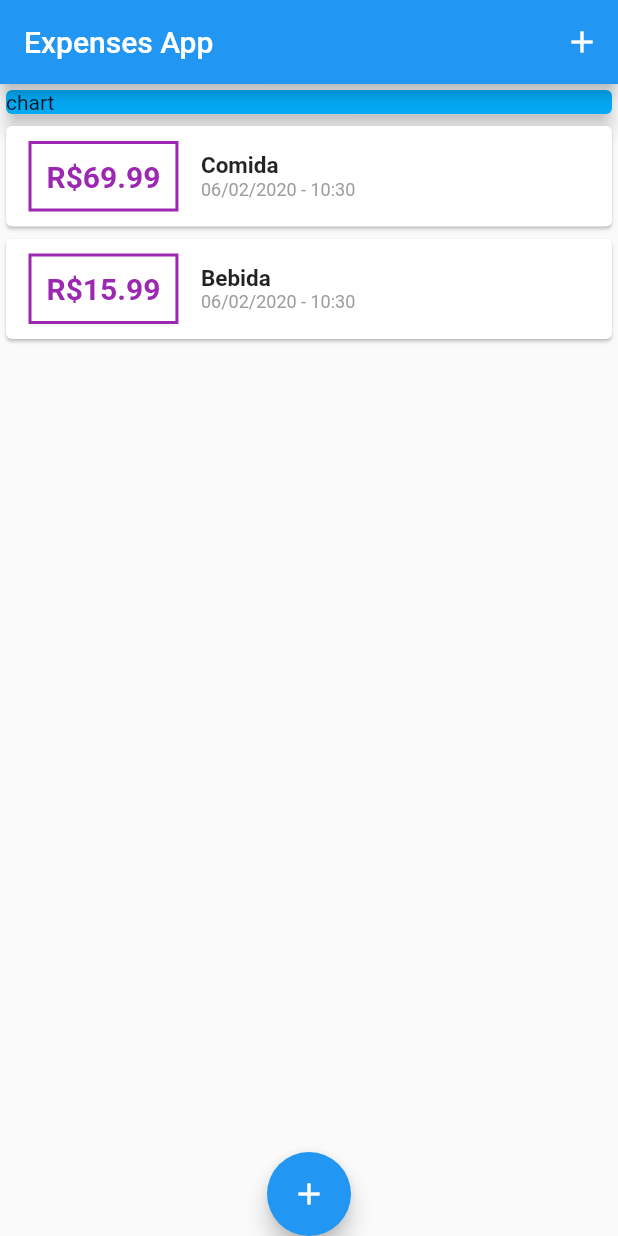
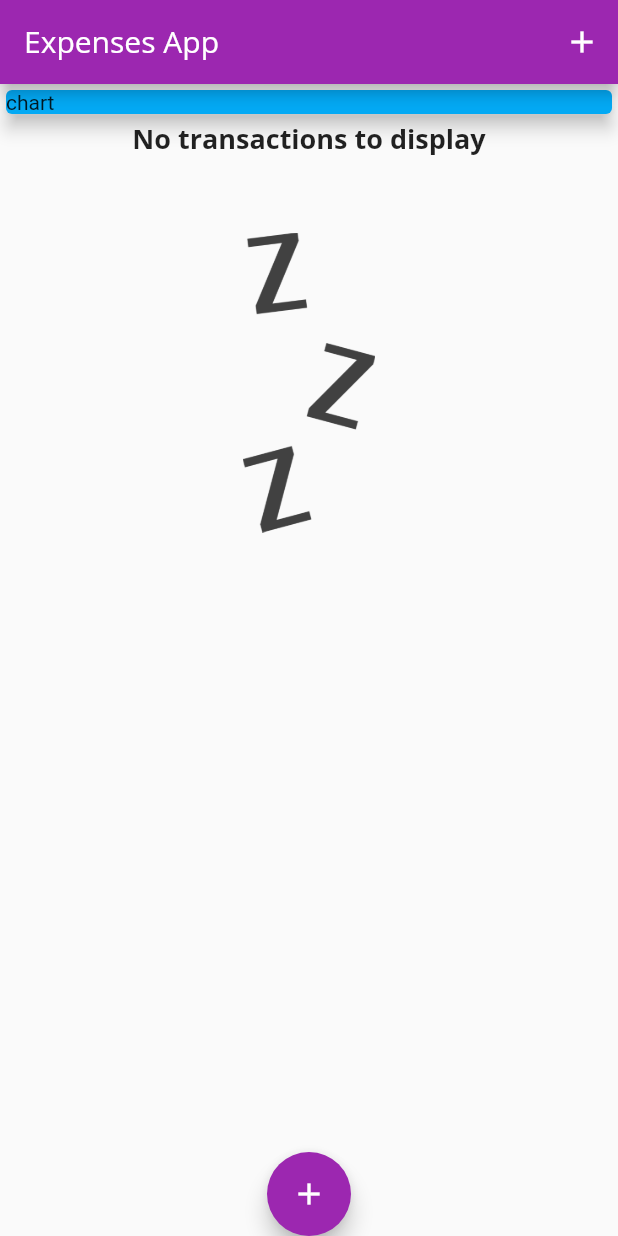
Before and after one commit to EdYuTo/flutter-expenses-app, a Flutter app: the screen it shows after launch, on a phone screen of 412 x 824 dp. Run offline on Flutter 3.47's test engine with Material 2 defaults, Android fonts, the phone set to English and light mode, and no system bars.

Commit message:
setting up chart

```diff
--- a/lib/main.dart
+++ b/lib/main.dart
@@ -10,7 +10,26 @@ class MyApp extends StatelessWidget {
   @override
   Widget build(BuildContext context) {
     return MaterialApp(
-      title: 'Flutter App',
+      title: 'Expenses App',
+      theme: ThemeData(
+        primarySwatch: Colors.purple,
+        textTheme: ThemeData.light().textTheme.copyWith(
+              title: TextStyle(
+                fontFamily: 'OpenSans',
+                fontWeight: FontWeight.bold,
+                fontSize: 18,
+              ),
+            ),
+        fontFamily: 'Quicksand',
+        appBarTheme: AppBarTheme(
+          textTheme: ThemeData.light().textTheme.copyWith(
+                title: TextStyle(
+                  fontFamily: 'OpenSans',
+                  fontSize: 20,
+                ),
+              ),
+        ),
+      ),
       home: MyHomePage(),
     );
   }
@@ -24,10 +43,7 @@ class MyHomePage extends StatefulWidget {
 }
 
 class _MyHomePage extends State<MyHomePage> {
-  final List<Transaction> _userTransactions = [
-    Transaction(id: 't1', title: 'Comida', amount: 69.99, date: DateTime.now()),
-    Transaction(id: 't2', title: 'Bebida', amount: 15.99, date: DateTime.now()),
-  ];
+  final List<Transaction> _userTransactions = [];
 
   void _addNewTransaction(String txTitle, double txAmount) {
     final newTransaction = Transaction(
@@ -54,7 +70,9 @@ class _MyHomePage extends State<MyHomePage> {
     return SafeArea(
       child: Scaffold(
         appBar: AppBar(
-          title: Text('Expenses App'),
+          title: Text(
+            'Expenses App',
+          ),
           actions: [
             IconButton(
               icon: Icon(Icons.add),
--- /dev/null
+++ b/lib/widgets/chart.dart
@@ -0,0 +1,35 @@
+import 'package:flutter/material.dart';
+import '../models/transaction.dart';
+import 'package:intl/intl.dart';
+
+class Chart extends StatelessWidget {
+  final List<Transaction> transactions;
+
+  Chart(this.transactions);
+
+  List<Map<String, Object>> get groupedTransactionsValues {
+    return List.generate(7, (index) {
+      final day = DateTime.now().subtract(Duration(days: index));
+      double sum = 0;
+
+      for (var i = 0; i < transactions.length; i++)
+        if (transactions[i].date.day == day.day &&
+            transactions[i].date.month == day.month &&
+            transactions[i].date.year == day.year)
+          sum += transactions[i].amount;
+
+      return {'day': DateFormat.E(day), 'amount': sum};
+    });
+  }
+
+  @override
+  Widget build(BuildContext context) {
+    return Card(
+      elevation: 6,
+      margin: EdgeInsets.all(20),
+      child: Row(
+        children: [],
+      ),
+    );
+  }
+}
--- a/lib/widgets/transaction_list.dart
+++ b/lib/widgets/transaction_list.dart
@@ -2,8 +2,7 @@ import 'package:flutter/material.dart';
 import '../models/transaction.dart';
 import 'package:intl/intl.dart';
 
-
-class TransactionList extends StatelessWidget{
+class TransactionList extends StatelessWidget {
   final List<Transaction> _userTransactions;
 
   TransactionList(this._userTransactions);
@@ -12,7 +11,24 @@ class TransactionList extends StatelessWidget{
   Widget build(BuildContext context) {
     return Container(
       height: 525,
-      child: ListView.builder(
+      child: _userTransactions.isEmpty
+          ? Column(
+              children: [
+                Text(
+                  'No transactions to display',
+                  style: Theme.of(context).textTheme.title,
+                ),
+                SizedBox(
+                  height: 50,
+                ),
+                Container(
+                  height: 200,
+                  child: Image.asset('assets/images/waiting.png',
+                      fit: BoxFit.contain),
+                )
+              ],
+            )
+          : ListView.builder(
               itemBuilder: (context, index) {
                 return Card(
                   child: Row(
@@ -24,7 +40,7 @@ class TransactionList extends StatelessWidget{
                         ),
                         decoration: BoxDecoration(
                           border: Border.all(
-                      color: Colors.purple,
+                            color: Theme.of(context).primaryColor,
                             width: 2,
                           ),
                         ),
@@ -34,7 +50,7 @@ class TransactionList extends StatelessWidget{
                           style: TextStyle(
                             fontWeight: FontWeight.bold,
                             fontSize: 20,
-                      color: Colors.purple,
+                            color: Theme.of(context).primaryColor,
                           ),
                         ),
                       ),
@@ -49,7 +65,8 @@ class TransactionList extends StatelessWidget{
                             ),
                           ),
                           Text(
-                      DateFormat('dd/MM/yyyy - HH:mm').format(_userTransactions[index].date),
+                            DateFormat('dd/MM/yyyy - HH:mm')
+                                .format(_userTransactions[index].date),
                             style: TextStyle(
                               fontSize: 12,
                               color: Colors.grey,
```
Also changed, not shown: lib/models/transaction.dart (+5 -6 lines), lib/widgets/new_transaction.dart (+6 -6 lines), pubspec.yaml (+14 -15 lines), assets/fonts/OpenSans-Bold.ttf (added), assets/fonts/OpenSans-Regular.ttf (added), assets/fonts/Quicksand-Bold.ttf (added), assets/fonts/Quicksand-Light.ttf (added), assets/fonts/Quicksand-Medium.ttf (added), assets/fonts/Quicksand-Regular.ttf (added), assets/images/waiting.png (added). Lines whose indentation alone changed are shown as unchanged.
